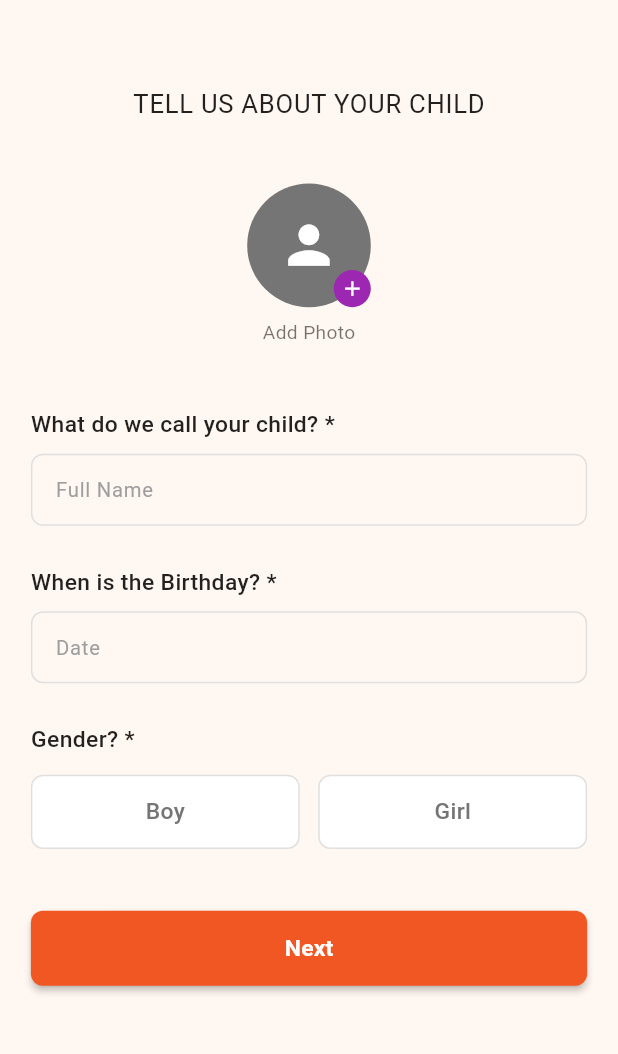
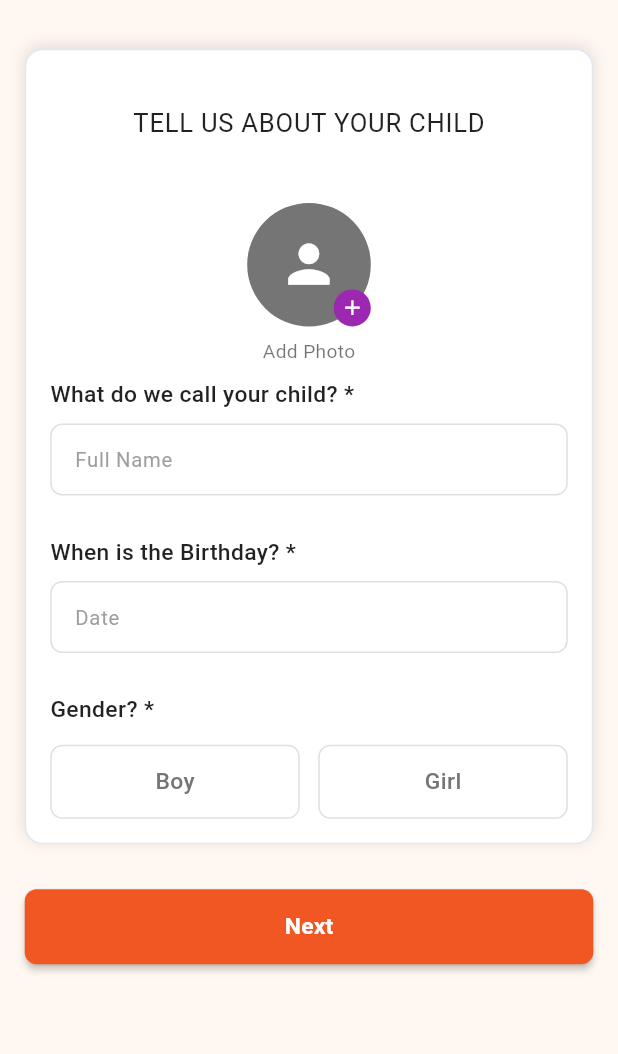
Before and after one commit to Bikash1357/klayons_app, a Flutter app: the AddChildPage screen opened by its route, on a phone screen of 412 x 824 dp, the part 60-1114 px from its top. Run offline on Flutter 3.47's test engine with Material 3 defaults, Android fonts, the phone set to English and light mode, and no system bars; our stand-ins replace cached_network_image, firebase_core, firebase_messaging, flutter_svg, geocoding, geolocator and 3 more; missing offline and left inert: workmanager; accounts and stored records are empty; network calls fail.

Commit message:
ui updated

```diff
--- a/lib/screens/bottom_screens/enrolledpage.dart
+++ b/lib/screens/bottom_screens/enrolledpage.dart
@@ -274,8 +274,9 @@ class _EnrolledPageState extends State<EnrolledPage> {
   @override
   Widget build(BuildContext context) {
     return Scaffold(
-      backgroundColor: Color(0xFFF5F5F5),
+      backgroundColor: AppColors.background,
       appBar: AppBar(
+        backgroundColor: AppColors.background,
         leading: IconButton(
           icon: SvgPicture.asset(
             'assets/App_icons/iconBack.svg',
@@ -300,7 +301,6 @@ class _EnrolledPageState extends State<EnrolledPage> {
           ),
         ),
         automaticallyImplyLeading: false,
-        backgroundColor: Color(0xFFF5F5F5),
         elevation: 0,
       ),
       body: SafeArea(
--- a/lib/screens/bottom_screens/uesr_profile/Childs/add_child.dart
+++ b/lib/screens/bottom_screens/uesr_profile/Childs/add_child.dart
@@ -151,6 +151,23 @@ class _AddChildPageState extends State<AddChildPage> {
       initialDate: _selectedDate ?? DateTime.now(),
       firstDate: DateTime(2000),
       lastDate: DateTime.now(),
+      builder: (context, child) {
+        return Theme(
+          data: Theme.of(context).copyWith(
+            colorScheme: ColorScheme.light(
+              primary: AppColors.primaryOrange, // Header background color
+              onPrimary: Colors.white, // Header text color
+              onSurface: Colors.black, // Body text color
+            ),
+            textButtonTheme: TextButtonThemeData(
+              style: TextButton.styleFrom(
+                foregroundColor: AppColors.primaryOrange, // Button text color
+              ),
+            ),
+          ),
+          child: child!,
+        );
+      },
     );
     if (picked != null && picked != _selectedDate) {
       setState(() {
@@ -391,7 +408,9 @@ class _AddChildPageState extends State<AddChildPage> {
       child: Container(
         height: screenHeight * 0.06, // 6% of screen height
         decoration: BoxDecoration(
-          color: isSelected ? Colors.orange[100] : Colors.white,
+          color: isSelected
+              ? AppColors.primaryOrange.withOpacity(0.2)
+              : Colors.white,
           border: Border.all(
             color: isSelected ? Colors.orange : Colors.grey[300]!,
           ),
@@ -479,6 +498,7 @@ class _AddChildPageState extends State<AddChildPage> {
 
     return Scaffold(
       backgroundColor: AppColors.background,
+      resizeToAvoidBottomInset: true,
       appBar: AppBar(
         backgroundColor: AppColors.background,
         elevation: 0,
@@ -523,10 +543,32 @@ class _AddChildPageState extends State<AddChildPage> {
               ]
             : null,
       ),
-      body: SafeArea(
+      body: Stack(
+        children: [
+          SafeArea(
             child: SingleChildScrollView(
-          child: Padding(
-            padding: EdgeInsets.all(screenHeight * 0.025),
+              padding: EdgeInsets.only(
+                left: screenHeight * 0.020,
+                right: screenHeight * 0.020,
+                top: screenHeight * 0.020,
+                bottom: 80, // Space for the fixed button
+              ),
+              child: Column(
+                children: [
+                  Container(
+                    padding: const EdgeInsets.all(16),
+                    decoration: BoxDecoration(
+                      color: Colors.white,
+                      borderRadius: BorderRadius.circular(12),
+                      border: Border.all(color: const Color(0xFFE2E8F0)),
+                      boxShadow: [
+                        BoxShadow(
+                          color: Colors.black.withOpacity(0.1),
+                          blurRadius: 8,
+                          offset: const Offset(0, -2),
+                        ),
+                      ],
+                    ),
                     child: Column(
                       crossAxisAlignment: CrossAxisAlignment.start,
                       children: [
@@ -538,16 +580,17 @@ class _AddChildPageState extends State<AddChildPage> {
                             widget.isEditMode
                                 ? 'UPDATE YOUR CHILD\'S INFO'
                                 : 'TELL US ABOUT YOUR CHILD',
-                    style: AppTextStyles.titleMedium(
-                      context,
-                    ).copyWith(color: Colors.black87, letterSpacing: 0.5),
+                            style: AppTextStyles.titleMedium(context).copyWith(
+                              color: Colors.black87,
+                              letterSpacing: 0.5,
+                            ),
                           ),
                         ),
                         SizedBox(height: screenHeight * 0.05),
 
                         // Profile Image
                         _buildProfileImageSection(),
-                SizedBox(height: screenHeight * 0.05),
+                        SizedBox(height: screenHeight * 0.01),
 
                         // First Name Field
                         Text(
@@ -562,6 +605,7 @@ class _AddChildPageState extends State<AddChildPage> {
                           hintText: 'Full Name',
                           controller: _firstNameController,
                           heightPercentage: 0.06, // 6% of screen height
+                          showDynamicBorders: false,
                         ),
                         SizedBox(height: screenHeight * 0.03),
 
@@ -581,6 +625,7 @@ class _AddChildPageState extends State<AddChildPage> {
                               hintText: 'Date',
                               controller: _birthdayController,
                               heightPercentage: 0.06, // 6% of screen height
+                              showDynamicBorders: false,
                             ),
                           ),
                         ),
@@ -596,10 +641,21 @@ class _AddChildPageState extends State<AddChildPage> {
                         ),
                         SizedBox(height: screenHeight * 0.015),
                         _buildGenderSelection(),
-                SizedBox(height: screenHeight * 0.05),
-
-                // Next Button
-                OrangeButton(
+                      ],
+                    ),
+                  ),
+                ],
+              ),
+            ),
+          ),
+          // Fixed button at bottom
+          Positioned(
+            left: 0,
+            right: 0,
+            bottom: 0,
+            child: Padding(
+              padding: EdgeInsets.symmetric(horizontal: screenHeight * 0.020),
+              child: OrangeButton(
                 onPressed: _navigateToInterests,
                 isDisabled: _isLoading,
                 child: _isLoading
@@ -621,11 +677,9 @@ class _AddChildPageState extends State<AddChildPage> {
                         ),
                       ),
               ),
-                SizedBox(height: screenHeight * 0.025),
-              ],
             ),
           ),
-        ),
+        ],
       ),
     );
   }
--- a/lib/screens/home_screen.dart
+++ b/lib/screens/home_screen.dart
@@ -506,6 +506,7 @@ class _KlayonsHomePageState extends State<KlayonsHomePage>
     );
   }
 
+  // Build search field
   // Build search field
   Widget _buildSearchField() {
     String hintText = 'Find Activities';
--- a/lib/services/activity/allActivityServices.dart
+++ b/lib/services/activity/allActivityServices.dart
@@ -167,7 +167,8 @@ class ActivityService {
         throw Exception('No authentication token found. Please login again.');
       }
 
-      String url = '$baseUrl/api/activities/';
+      String url =
+          'https://dev-klayons.onrender.com/api/activities/?ordering=created_at';
       List<String> queryParams = [];
 
       if (activityName != null && activityName.isNotEmpty) {
--- a/lib/services/calander/children_calendar_service.dart
+++ b/lib/services/calander/children_calendar_service.dart
@@ -87,14 +87,12 @@ class ChildCalendarSchedule {
 class ChildEnrolledActivity {
   final int id;
   final String name;
-  final String batchName;
   final String venue;
   final List<ChildCalendarSchedule> schedules;
 
   ChildEnrolledActivity({
     required this.id,
     required this.name,
-    required this.batchName,
     required this.venue,
     required this.schedules,
   });
@@ -103,7 +101,6 @@ class ChildEnrolledActivity {
     return ChildEnrolledActivity(
       id: json['id'],
       name: json['name'],
-      batchName: json['batch_name'],
       venue: json['venue'],
       schedules: (json['schedules'] as List)
           .map((e) => ChildCalendarSchedule.fromJson(e))
```
Also changed, not shown: lib/screens/activity_details_page.dart (+38 -38 lines), lib/screens/bottom_screens/uesr_profile/Childs/child_intrest.dart (+4 -13 lines), lib/screens/user_calender/calander.dart (+17 -3 lines). Lines whose indentation alone changed are shown as unchanged.
